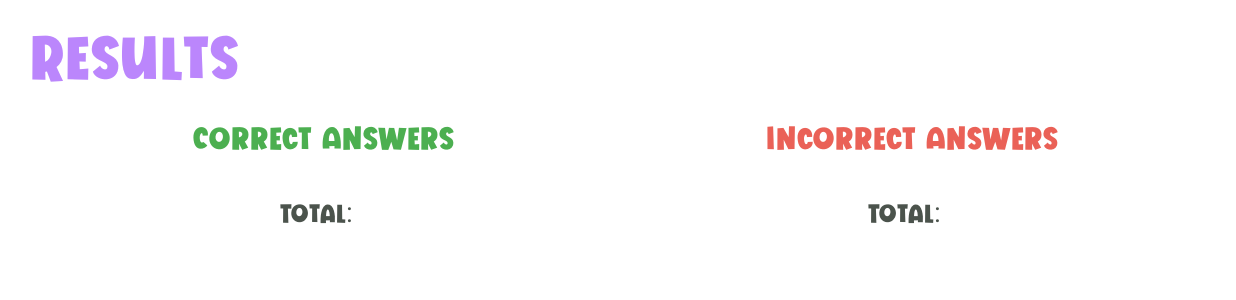
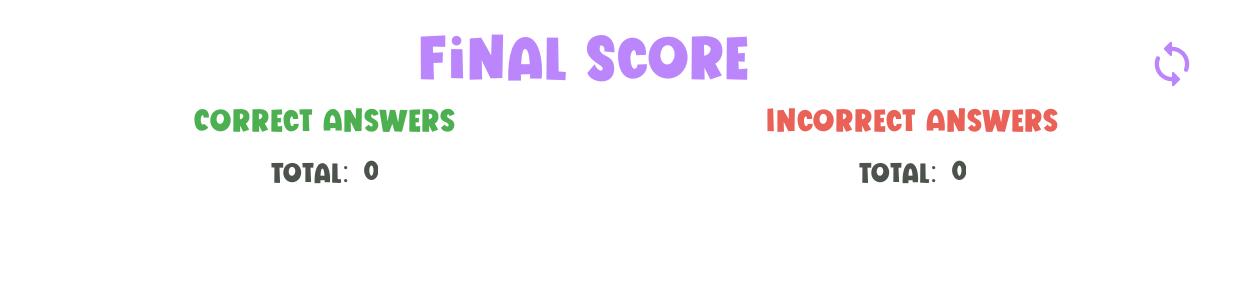
Before and after one commit to Khadijaaimen/Charades, an Android app: the ScoreboardActivity screen opened directly, with no data from a screen before it, on a phone screen of 824 x 412 dp (held sideways). Shown: the top 300 px of the screen. Run offline under Robolectric (Android 15) with nearby library versions, the phone set to English and light mode, and no system bars; 2 statements that could not run were skipped.

Commit message:
Sensor now working properly. ScoreboardActivity is also functioning. But arraylist still has to be fixed

```diff
--- a/app/src/main/java/com/example/charades/Gyroscope.java
+++ b/app/src/main/java/com/example/charades/Gyroscope.java
@@ -45,7 +45,7 @@ public class Gyroscope {
     }
 
     public void register(){
-        sensorManager.registerListener(sensorEventListener, sensor, SensorManager.SENSOR_DELAY_FASTEST);
+        sensorManager.registerListener(sensorEventListener, sensor, SensorManager.SENSOR_DELAY_GAME);
     }
 
     public void unRegister(){
--- a/app/src/main/java/com/example/charades/ScoreboardActivity.java
+++ b/app/src/main/java/com/example/charades/ScoreboardActivity.java
@@ -7,21 +7,24 @@ import androidx.recyclerview.widget.RecyclerView;
 
 import android.content.Intent;
 import android.os.Bundle;
+import android.view.View;
 import android.view.WindowManager;
+import android.widget.ImageView;
 import android.widget.TextView;
 
 import java.util.ArrayList;
 
 public class ScoreboardActivity extends AppCompatActivity {
 
-    String correct, incorrect;
-    Integer correctNum, incorrectNum;
+    Integer correct, incorrect;
+    String name;
     ArrayList<String> correctList = new ArrayList<>();
     ArrayList<String> incorrectList = new ArrayList<>();
     RecyclerView recyclerView1, recyclerView2;
     TextView incorrectTotal, correctTotal;
     CorrectAnswersAdapter correctAnswersAdapter;
     IncorrectAnswersAdapter incorrectAnswersAdapter;
+    ImageView buttonRestart;
 
     @Override
     protected void onCreate(Bundle savedInstanceState) {
@@ -37,11 +40,19 @@ public class ScoreboardActivity extends AppCompatActivity {
         correctTotal = findViewById(R.id.totalCountCorrect);
 
         Intent intent = getIntent();
-        correct = intent.getStringExtra("incorrectAns");
-        incorrect = intent.getStringExtra("correctAns");
+        correct = intent.getIntExtra("incorrectAns", 0);
+        incorrect = intent.getIntExtra("correctAns", 0);
+        name = intent.getStringExtra("nameCategory");
 
-        correctNum = Integer.parseInt(correct);
-        incorrectNum = Integer.parseInt(incorrect);
+        buttonRestart = findViewById(R.id.restartButton);
+        buttonRestart.setOnClickListener(new View.OnClickListener() {
+            @Override
+            public void onClick(View view) {
+                Intent intent = new Intent(getApplicationContext(),CelebritiesActivity.class);
+                intent.putExtra("category", name);
+                startActivity(intent);
+            }
+        });
 
         Bundle b = getIntent().getExtras();
         correctList = (ArrayList<String>) b.getSerializable("correctList");
@@ -55,10 +66,7 @@ public class ScoreboardActivity extends AppCompatActivity {
         incorrectAnswersAdapter = new IncorrectAnswersAdapter(incorrectList, this);
         recyclerView2.setAdapter(incorrectAnswersAdapter);
 
-        correctTotal.setText(correct);
-        incorrectTotal.setText(incorrect);
-
-
-
+        correctTotal.setText(String.valueOf(correct));
+        incorrectTotal.setText(String.valueOf(incorrect));
     }
 }
--- /dev/null
+++ b/app/src/main/res/drawable/loop.xml
@@ -0,0 +1,5 @@
+<vector android:height="24dp" android:tint="#000000"
+    android:viewportHeight="24" android:viewportWidth="24"
+    android:width="24dp" xmlns:android="http://schemas.android.com/apk/res/android">
+    <path android:fillColor="@android:color/white" android:pathData="M12,4L12,2.21c0,-0.45 -0.54,-0.67 -0.85,-0.35l-2.8,2.79c-0.2,0.2 -0.2,0.51 0,0.71l2.79,2.79c0.32,0.31 0.86,0.09 0.86,-0.36L12,6c3.31,0 6,2.69 6,6 0,0.79 -0.15,1.56 -0.44,2.25 -0.15,0.36 -0.04,0.77 0.23,1.04 0.51,0.51 1.37,0.33 1.64,-0.34 0.37,-0.91 0.57,-1.91 0.57,-2.95 0,-4.42 -3.58,-8 -8,-8zM12,18c-3.31,0 -6,-2.69 -6,-6 0,-0.79 0.15,-1.56 0.44,-2.25 0.15,-0.36 0.04,-0.77 -0.23,-1.04 -0.51,-0.51 -1.37,-0.33 -1.64,0.34C4.2,9.96 4,10.96 4,12c0,4.42 3.58,8 8,8v1.79c0,0.45 0.54,0.67 0.85,0.35l2.79,-2.79c0.2,-0.2 0.2,-0.51 0,-0.71l-2.79,-2.79c-0.31,-0.31 -0.85,-0.09 -0.85,0.36L12,18z"/>
+</vector>
--- a/app/src/main/res/layout/activity_scoreboard.xml
+++ b/app/src/main/res/layout/activity_scoreboard.xml
@@ -8,23 +8,70 @@
     android:padding="20dp"
     tools:context=".ScoreboardActivity">
 
-    <TextView
-        android:id="@+id/timer"
+    <LinearLayout
         android:layout_width="match_parent"
         android:layout_height="wrap_content"
-        android:fontFamily="@font/vanilla"
-        android:gravity="start"
-        android:text="@string/results"
-        android:textColor="@color/purple_200"
-        android:textSize="42sp"
-        app:layout_constraintEnd_toEndOf="parent"
-        app:layout_constraintStart_toStartOf="parent"
-        app:layout_constraintTop_toBottomOf="@+id/forehead" />
+        android:layout_gravity="center"
+        android:orientation="horizontal"
+        android:weightSum="5"
+        tools:ignore="UseCompoundDrawables">
+
+        <TextView
+            android:id="@+id/timer"
+            android:layout_width="0dp"
+            android:layout_height="wrap_content"
+            android:layout_weight="5"
+            android:fontFamily="@font/vanilla"
+            android:gravity="center"
+            android:text="@string/results"
+            android:textColor="@color/purple_200"
+            android:textSize="42sp" />
+
+        <ImageView
+            android:id="@+id/restartButton"
+            android:layout_width="45dp"
+            android:layout_height="45dp"
+            android:layout_gravity="center"
+            android:contentDescription="@string/app_name"
+            android:padding="5dp"
+            android:src="@drawable/loop"
+            app:tint="@color/purple_200" />
+
+    </LinearLayout>
 
     <LinearLayout
         android:layout_width="match_parent"
         android:layout_height="wrap_content"
-        android:layout_marginTop="20dp"
+        android:orientation="horizontal"
+        android:layout_marginTop="5dp"
+        android:weightSum="2">
+
+        <TextView
+            android:layout_width="0dp"
+            android:layout_height="wrap_content"
+            android:layout_weight="1"
+            android:fontFamily="@font/vanilla"
+            android:gravity="center"
+            android:text="@string/correct_answers"
+            android:textColor="#4CAF50"
+            android:textSize="22sp" />
+
+        <TextView
+            android:layout_width="0dp"
+            android:layout_height="wrap_content"
+            android:layout_weight="1"
+            android:fontFamily="@font/vanilla"
+            android:gravity="center"
+            android:text="@string/incorrect_answers"
+            android:textColor="#EA6157"
+            android:textSize="22sp" />
+    </LinearLayout>
+
+
+    <LinearLayout
+        android:layout_width="match_parent"
+        android:layout_height="wrap_content"
+        android:baselineAligned="false"
         android:orientation="horizontal"
         android:weightSum="2">
 
@@ -36,52 +83,43 @@
             android:gravity="center"
             android:orientation="vertical">
 
-            <TextView
-                android:layout_width="wrap_content"
-                android:layout_height="wrap_content"
-                android:fontFamily="@font/vanilla"
-                android:gravity="start"
-                android:text="@string/correct_answers"
-                android:textColor="#4CAF50"
-                android:textSize="22sp" />
-
             <androidx.recyclerview.widget.RecyclerView
                 android:id="@+id/correctAnsRv"
                 android:layout_width="wrap_content"
                 android:layout_height="wrap_content"
-                android:layout_marginTop="5dp"
                 app:layoutManager="androidx.recyclerview.widget.LinearLayoutManager"
                 tools:listitem="@layout/correct_recyclerview" />
 
             <LinearLayout
                 android:layout_width="match_parent"
                 android:layout_height="wrap_content"
+                android:layout_gravity="center"
+                android:layout_marginTop="10dp"
                 android:gravity="center"
-                android:layout_marginTop="20dp"
-                android:layout_gravity="center"
                 android:orientation="horizontal">
 
                 <TextView
-                    android:layout_gravity="center"
                     android:layout_width="wrap_content"
                     android:layout_height="wrap_content"
+                    android:layout_gravity="center"
                     android:fontFamily="@font/vanilla"
                     android:gravity="end"
                     android:text="@string/total"
                     android:textColor="#4B534C"
-                    android:textSize="18sp" />
+                    android:textSize="19sp" />
 
                 <TextView
                     android:id="@+id/totalCountCorrect"
                     android:layout_width="wrap_content"
                     android:layout_height="wrap_content"
+                    android:layout_marginStart="10dp"
                     android:fontFamily="@font/vanilla"
                     android:gravity="start"
-                    android:layout_marginStart="10dp"
                     android:text="@string/_10"
                     android:textColor="#4B534C"
-                    android:textSize="18sp" />
+                    android:textSize="19sp" />
             </LinearLayout>
+
         </LinearLayout>
 
 
@@ -93,51 +131,41 @@
             android:gravity="center"
             android:orientation="vertical">
 
-            <TextView
-                android:layout_width="wrap_content"
-                android:layout_height="wrap_content"
-                android:fontFamily="@font/vanilla"
-                android:gravity="start"
-                android:text="@string/incorrect_answers"
-                android:textColor="#EA6157"
-                android:textSize="22sp" />
-
             <androidx.recyclerview.widget.RecyclerView
                 android:id="@+id/incorrectAnsRv"
                 android:layout_width="wrap_content"
                 android:layout_height="wrap_content"
-                android:layout_marginTop="5dp"
                 app:layoutManager="androidx.recyclerview.widget.LinearLayoutManager"
                 tools:listitem="@layout/incorrect_recyclerview" />
 
             <LinearLayout
                 android:layout_width="match_parent"
                 android:layout_height="wrap_content"
+                android:layout_gravity="center"
+                android:layout_marginTop="10dp"
                 android:gravity="center"
-                android:layout_marginTop="20dp"
-                android:layout_gravity="center"
                 android:orientation="horizontal">
 
                 <TextView
-                    android:layout_gravity="center"
                     android:layout_width="wrap_content"
                     android:layout_height="wrap_content"
+                    android:layout_gravity="center"
                     android:fontFamily="@font/vanilla"
                     android:gravity="end"
                     android:text="@string/total"
                     android:textColor="#4B534C"
-                    android:textSize="18sp" />
+                    android:textSize="19sp" />
 
                 <TextView
                     android:id="@+id/totalCountIncorrect"
                     android:layout_width="wrap_content"
                     android:layout_height="wrap_content"
+                    android:layout_marginStart="10dp"
                     android:fontFamily="@font/vanilla"
                     android:gravity="start"
-                    android:layout_marginStart="10dp"
                     android:text="@string/_10"
                     android:textColor="#4B534C"
-                    android:textSize="18sp" />
+                    android:textSize="19sp" />
             </LinearLayout>
         </LinearLayout>
     </LinearLayout>
--- a/app/src/main/res/layout/correct_recyclerview.xml
+++ b/app/src/main/res/layout/correct_recyclerview.xml
@@ -8,8 +8,9 @@
         android:layout_width="wrap_content"
         android:layout_height="wrap_content"
         android:gravity="start"
-        android:fontFamily="sans-serif-black"
+        android:fontFamily="@font/classroom"
         android:text="@string/aamir_khan"
         android:textColor="#788179"
+        android:layout_marginTop="5dp"
         android:textSize="18sp" />
 </LinearLayout>
--- a/app/src/main/res/layout/incorrect_recyclerview.xml
+++ b/app/src/main/res/layout/incorrect_recyclerview.xml
@@ -8,8 +8,9 @@
         android:layout_width="wrap_content"
         android:layout_height="wrap_content"
         android:gravity="start"
-        android:fontFamily="sans-serif-black"
+        android:fontFamily="@font/classroom"
         android:text="@string/aamir_khan"
+        android:layout_marginTop="5dp"
         android:textColor="#A6AEA7"
         android:textSize="18sp" />
 
--- a/app/src/main/res/values/colors.xml
+++ b/app/src/main/res/values/colors.xml
@@ -9,4 +9,5 @@
     <color name="white">#FFFFFFFF</color>
     <color name="red">#D63434</color>
     <color name="green">#44D14A</color>
+    <color name="blue">#3DD3E6</color>
 </resources>
--- a/app/src/main/res/values/strings.xml
+++ b/app/src/main/res/values/strings.xml
@@ -7,10 +7,11 @@
     <string name="please_place_your_device_on_forehead">Please place your device on forehead.</string>
     <string name="guesses">Guesses</string>
     <string name="_60">60</string>
-    <string name="results">Results</string>
+    <string name="results">Final Score</string>
     <string name="correct_answers">Correct Answers</string>
     <string name="incorrect_answers">Incorrect Answers</string>
     <string name="total">Total:</string>
     <string name="_10">10</string>
     <string name="aamir_khan">Aamir Khan</string>
+    <string name="please_hold_mobile_vertically">Please hold mobile vertically to continue.</string>
 </resources>
```
Also changed, not shown: app/src/main/java/com/example/charades/CelebritiesActivity.java (+24 -28 lines), app/src/main/java/com/example/charades/MainActivity.java (+5 -5 lines), app/src/main/res/layout/activity_celebrities.xml (+22 -20 lines).
